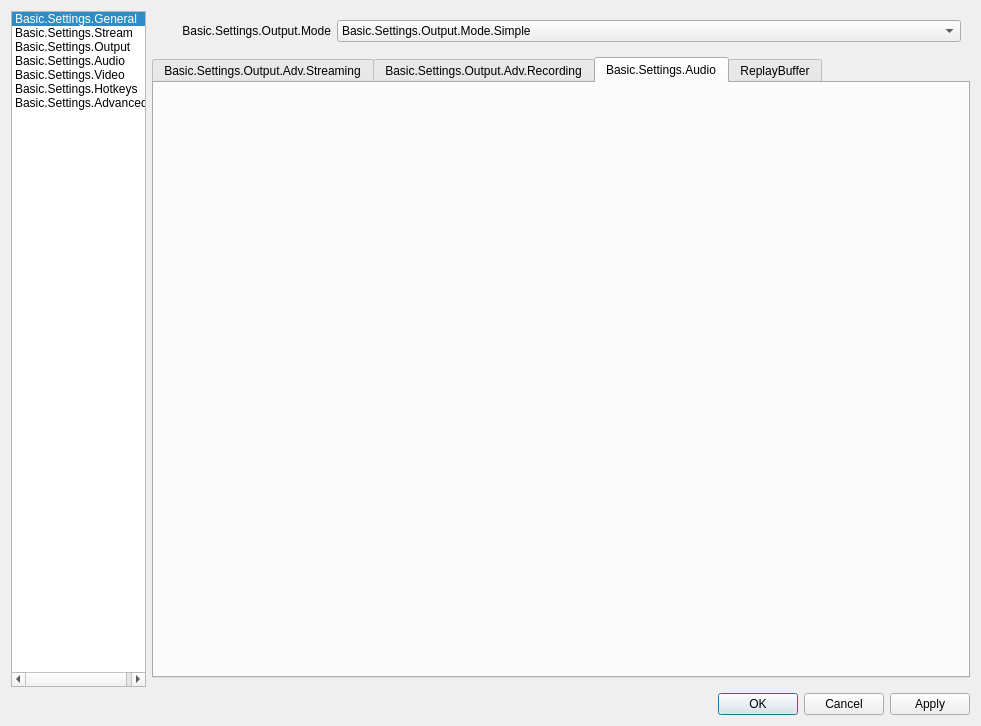
Qt form UI/forms/OBSBasicSettings.ui (skyboy/obs-studio) before a commit.
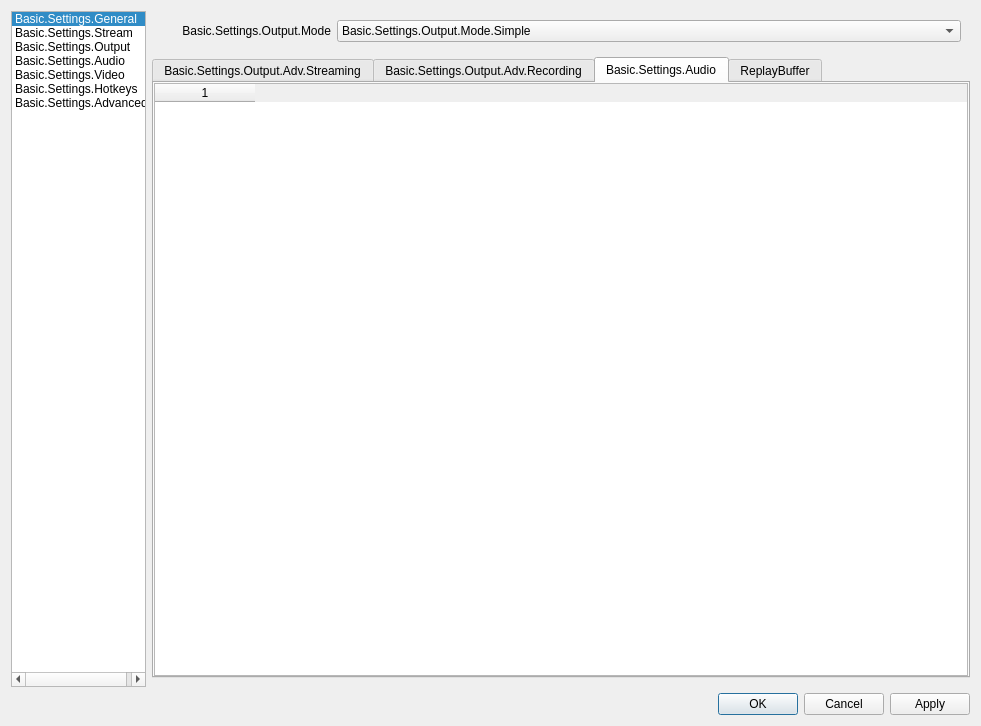
The same form after that commit. The open tabs and pages were chosen to show the change. Icons and pictures are not drawn. Custom widgets are drawn as their Qt base class.

Commit message: Swap audio tracks to table

```diff
--- a/UI/forms/OBSBasicSettings.ui
+++ b/UI/forms/OBSBasicSettings.ui
@@ -2879,13 +2879,16 @@
                       <number>0</number>
                      </property>
                      <item>
-                      <widget class="QFrame" name="widget_3">
+                      <widget class="QTableWidget" name="widget_3">
                        <property name="sizePolicy">
                         <sizepolicy hsizetype="Preferred" vsizetype="Preferred">
                          <horstretch>0</horstretch>
                          <verstretch>0</verstretch>
                         </sizepolicy>
                        </property>
+                       <property name="columnCount">
+                        <number>1</number>
+                       </property>
                        <layout class="QVBoxLayout" name="advOutTrackNameLayout">
                        </layout>
                       </widget>
```
